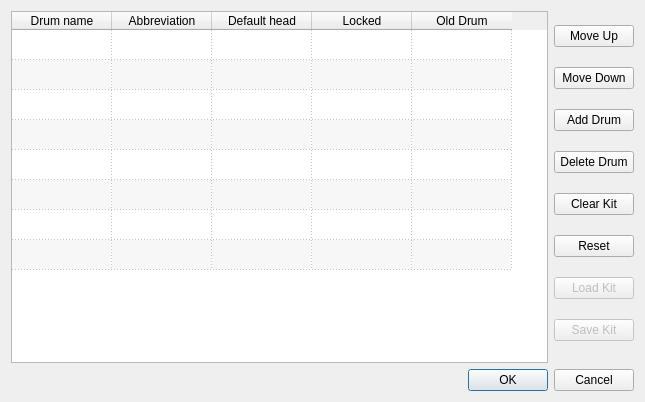
Before: the Qt Designer form src/GUI/editKit.ui in Whatang/DrumBurp, drawn with Qt 5.
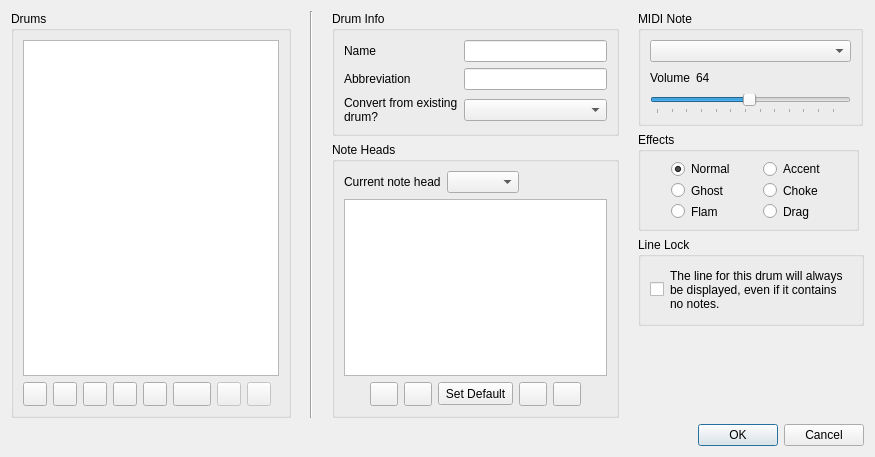
After: the same form once the commit is applied. Icons and pictures are not drawn.

Commit message: Working through changes to the drum kit and kit editing.

Patch:
```diff
--- a/src/GUI/editKit.ui
+++ b/src/GUI/editKit.ui
@@ -6,173 +6,1044 @@
    <rect>
     <x>0</x>
     <y>0</y>
-    <width>645</width>
-    <height>402</height>
+    <width>848</width>
+    <height>440</height>
    </rect>
   </property>
   <property name="windowTitle">
    <string>Edit Drum Kit</string>
   </property>
-  <layout class="QVBoxLayout" name="verticalLayout_2">
+  <layout class="QVBoxLayout" name="verticalLayout_10">
    <item>
-    <layout class="QHBoxLayout" name="horizontalLayout">
+    <layout class="QHBoxLayout" name="horizontalLayout_2">
      <item>
-      <widget class="QTableWidget" name="kitTable">
-       <property name="sizePolicy">
-        <sizepolicy hsizetype="Expanding" vsizetype="Expanding">
-         <horstretch>0</horstretch>
-         <verstretch>0</verstretch>
-        </sizepolicy>
+      <layout class="QVBoxLayout" name="verticalLayout_8">
+       <item>
+        <widget class="QGroupBox" name="groupBox_5">
+         <property name="toolTip">
+          <string>The drums in the kit</string>
+         </property>
+         <property name="title">
+          <string>Drums</string>
+         </property>
+         <layout class="QVBoxLayout" name="verticalLayout_2">
+          <item>
+           <widget class="QListWidget" name="kitTable">
+            <property name="sizePolicy">
+             <sizepolicy hsizetype="Fixed" vsizetype="Expanding">
+              <horstretch>0</horstretch>
+              <verstretch>0</verstretch>
+             </sizepolicy>
+            </property>
+            <property name="toolTip">
+             <string>The drums and their order</string>
+            </property>
+            <property name="horizontalScrollBarPolicy">
+             <enum>Qt::ScrollBarAlwaysOff</enum>
+            </property>
+            <property name="editTriggers">
+             <set>QAbstractItemView::NoEditTriggers</set>
+            </property>
+           </widget>
+          </item>
+          <item>
+           <layout class="QHBoxLayout" name="horizontalLayout_5">
+            <property name="sizeConstraint">
+             <enum>QLayout::SetFixedSize</enum>
+            </property>
+            <item>
+             <widget class="QPushButton" name="addButton">
+              <property name="sizePolicy">
+               <sizepolicy hsizetype="Fixed" vsizetype="Fixed">
+                <horstretch>0</horstretch>
+                <verstretch>0</verstretch>
+               </sizepolicy>
+              </property>
+              <property name="minimumSize">
+               <size>
+                <width>24</width>
+                <height>24</height>
+               </size>
+              </property>
+              <property name="maximumSize">
+               <size>
+                <width>24</width>
+                <height>24</height>
+               </size>
+              </property>
+              <property name="toolTip">
+               <string>Add a drum</string>
+              </property>
+              <property name="text">
+               <string/>
+              </property>
+              <property name="icon">
+               <iconset resource="../buttons.qrc">
+                <normaloff>:/buttons/GUI/Icons/list-add.png</normaloff>:/buttons/GUI/Icons/list-add.png</iconset>
+              </property>
+             </widget>
+            </item>
+            <item>
+             <widget class="QPushButton" name="upButton">
+              <property name="sizePolicy">
+               <sizepolicy hsizetype="Fixed" vsizetype="Fixed">
+                <horstretch>0</horstretch>
+                <verstretch>0</verstretch>
+               </sizepolicy>
+              </property>
+              <property name="minimumSize">
+               <size>
+                <width>24</width>
+                <height>24</height>
+               </size>
+              </property>
+              <property name="maximumSize">
+               <size>
+                <width>24</width>
+                <height>24</height>
+               </size>
+              </property>
+              <property name="toolTip">
+               <string>Move the current drum up</string>
+              </property>
+              <property name="text">
+               <string/>
+              </property>
+              <property name="icon">
+               <iconset resource="../buttons.qrc">
+                <normaloff>:/buttons/GUI/Icons/go-up.png</normaloff>:/buttons/GUI/Icons/go-up.png</iconset>
+              </property>
+             </widget>
+            </item>
+            <item>
+             <widget class="QPushButton" name="downButton">
+              <property name="sizePolicy">
+               <sizepolicy hsizetype="Fixed" vsizetype="Fixed">
+                <horstretch>0</horstretch>
+                <verstretch>0</verstretch>
+               </sizepolicy>
+              </property>
+              <property name="minimumSize">
+               <size>
+                <width>24</width>
+                <height>24</height>
+               </size>
+              </property>
+              <property name="maximumSize">
+               <size>
+                <width>24</width>
+                <height>24</height>
+               </size>
+              </property>
+              <property name="toolTip">
+               <string>Move the current drum down</string>
+              </property>
+              <property name="text">
+               <string/>
+              </property>
+              <property name="icon">
+               <iconset resource="../buttons.qrc">
+                <normaloff>:/buttons/GUI/Icons/go-down.png</normaloff>:/buttons/GUI/Icons/go-down.png</iconset>
+              </property>
+             </widget>
+            </item>
+            <item>
+             <widget class="QPushButton" name="deleteButton">
+              <property name="sizePolicy">
+               <sizepolicy hsizetype="Fixed" vsizetype="Fixed">
+                <horstretch>0</horstretch>
+                <verstretch>0</verstretch>
+               </sizepolicy>
+              </property>
+              <property name="minimumSize">
+               <size>
+                <width>24</width>
+                <height>24</height>
+               </size>
+              </property>
+              <property name="maximumSize">
+               <size>
+                <width>24</width>
+                <height>24</height>
+               </size>
+              </property>
+              <property name="toolTip">
+               <string>Remove the current drum</string>
+              </property>
+              <property name="text">
+               <string/>
+              </property>
+              <property name="icon">
+               <iconset resource="../buttons.qrc">
+                <normaloff>:/buttons/GUI/Icons/list-remove.png</normaloff>:/buttons/GUI/Icons/list-remove.png</iconset>
+              </property>
+             </widget>
+            </item>
+            <item>
+             <widget class="QPushButton" name="clearButton">
+              <property name="sizePolicy">
+               <sizepolicy hsizetype="Fixed" vsizetype="Fixed">
+                <horstretch>0</horstretch>
+                <verstretch>0</verstretch>
+               </sizepolicy>
+              </property>
+              <property name="minimumSize">
+               <size>
+                <width>24</width>
+                <height>24</height>
+               </size>
+              </property>
+              <property name="maximumSize">
+               <size>
+                <width>24</width>
+                <height>24</height>
+               </size>
+              </property>
+              <property name="toolTip">
+               <string>Clear the kit and start again</string>
+              </property>
+              <property name="text">
+               <string/>
+              </property>
+              <property name="icon">
+               <iconset resource="DrumBurp.qrc">
+                <normaloff>:/Icons/Icons/document-new.png</normaloff>:/Icons/Icons/document-new.png</iconset>
+              </property>
+             </widget>
+            </item>
+            <item>
+             <widget class="QPushButton" name="resetButton">
+              <property name="sizePolicy">
+               <sizepolicy hsizetype="Fixed" vsizetype="Fixed">
+                <horstretch>0</horstretch>
+                <verstretch>0</verstretch>
+               </sizepolicy>
+              </property>
+              <property name="minimumSize">
+               <size>
+                <width>24</width>
+                <height>24</height>
+               </size>
+              </property>
+              <property name="toolTip">
+               <string>Reset the kit</string>
+              </property>
+              <property name="text">
+               <string/>
+              </property>
+              <property name="icon">
+               <iconset resource="DrumBurp.qrc">
+                <normaloff>:/Icons/Icons/edit-undo.png</normaloff>:/Icons/Icons/edit-undo.png</iconset>
+              </property>
+             </widget>
+            </item>
+            <item>
+             <widget class="QPushButton" name="loadButton">
+              <property name="enabled">
+               <bool>false</bool>
+              </property>
+              <property name="sizePolicy">
+               <sizepolicy hsizetype="Fixed" vsizetype="Fixed">
+                <horstretch>24</horstretch>
+                <verstretch>24</verstretch>
+               </sizepolicy>
+              </property>
+              <property name="minimumSize">
+               <size>
+                <width>24</width>
+                <height>24</height>
+               </size>
+              </property>
+              <property name="maximumSize">
+               <size>
+                <width>24</width>
+                <height>24</height>
+               </size>
+              </property>
+              <property name="toolTip">
+               <string>Load a drum kit</string>
+              </property>
+              <property name="text">
+               <string/>
+              </property>
+              <property name="icon">
+               <iconset resource="DrumBurp.qrc">
+                <normaloff>:/Icons/Icons/folder.png</normaloff>:/Icons/Icons/folder.png</iconset>
+              </property>
+             </widget>
+            </item>
+            <item>
+             <widget class="QPushButton" name="saveButton">
+              <property name="enabled">
+               <bool>false</bool>
+              </property>
+              <property name="sizePolicy">
+               <sizepolicy hsizetype="Fixed" vsizetype="Fixed">
+                <horstretch>0</horstretch>
+                <verstretch>0</verstretch>
+               </sizepolicy>
+              </property>
+              <property name="minimumSize">
+               <size>
+                <width>24</width>
+                <height>24</height>
+               </size>
+              </property>
+              <property name="maximumSize">
+               <size>
+                <width>24</width>
+                <height>24</height>
+               </size>
+              </property>
+              <property name="toolTip">
+               <string>Save this drum kit</string>
+              </property>
+              <property name="text">
+               <string/>
+              </property>
+              <property name="icon">
+               <iconset resource="DrumBurp.qrc">
+                <normaloff>:/Icons/Icons/document-save.png</normaloff>:/Icons/Icons/document-save.png</iconset>
+              </property>
+             </widget>
+            </item>
+            <item>
+             <spacer name="horizontalSpacer_5">
+              <property name="orientation">
+               <enum>Qt::Horizontal</enum>
+              </property>
+              <property name="sizeType">
+               <enum>QSizePolicy::Maximum</enum>
+              </property>
+              <property name="sizeHint" stdset="0">
+               <size>
+                <width>10</width>
+                <height>20</height>
+               </size>
+              </property>
+             </spacer>
+            </item>
+           </layout>
+          </item>
+         </layout>
+        </widget>
+       </item>
+      </layout>
+     </item>
+     <item>
+      <spacer name="horizontalSpacer_3">
+       <property name="orientation">
+        <enum>Qt::Horizontal</enum>
        </property>
-       <property name="dragEnabled">
-        <bool>true</bool>
+       <property name="sizeType">
+        <enum>QSizePolicy::Fixed</enum>
        </property>
-       <property name="dragDropOverwriteMode">
-        <bool>false</bool>
+       <property name="sizeHint" stdset="0">
+        <size>
+         <width>13</width>
+         <height>20</height>
+        </size>
        </property>
-       <property name="dragDropMode">
-        <enum>QAbstractItemView::NoDragDrop</enum>
+      </spacer>
+     </item>
+     <item>
+      <widget class="Line" name="line_2">
+       <property name="orientation">
+        <enum>Qt::Vertical</enum>
        </property>
-       <property name="defaultDropAction">
-        <enum>Qt::IgnoreAction</enum>
-       </property>
-       <property name="alternatingRowColors">
-        <bool>true</bool>
-       </property>
-       <property name="selectionMode">
-        <enum>QAbstractItemView::SingleSelection</enum>
-       </property>
-       <property name="selectionBehavior">
-        <enum>QAbstractItemView::SelectRows</enum>
-       </property>
-       <property name="gridStyle">
-        <enum>Qt::DotLine</enum>
-       </property>
-       <property name="wordWrap">
-        <bool>false</bool>
-       </property>
-       <property name="rowCount">
-        <number>8</number>
-       </property>
-       <property name="columnCount">
-        <number>5</number>
-       </property>
-       <attribute name="verticalHeaderVisible">
-        <bool>false</bool>
-       </attribute>
-       <attribute name="verticalHeaderMinimumSectionSize">
-        <number>10</number>
-       </attribute>
-       <row/>
-       <row/>
-       <row/>
-       <row/>
-       <row/>
-       <row/>
-       <row/>
-       <row/>
-       <column>
-        <property name="text">
-         <string>Drum name</string>
-        </property>
-       </column>
-       <column>
-        <property name="text">
-         <string>Abbreviation</string>
-        </property>
-       </column>
-       <column>
-        <property name="text">
-         <string>Default head</string>
-        </property>
-        <property name="toolTip">
-         <string/>
-        </property>
-        <property name="textAlignment">
-         <set>AlignHCenter|AlignVCenter|AlignCenter</set>
-        </property>
-       </column>
-       <column>
-        <property name="text">
-         <string>Locked</string>
-        </property>
-        <property name="textAlignment">
-         <set>AlignHCenter|AlignVCenter|AlignCenter</set>
-        </property>
-       </column>
-       <column>
-        <property name="text">
-         <string>Old Drum</string>
-        </property>
-        <property name="textAlignment">
-         <set>AlignHCenter|AlignVCenter|AlignCenter</set>
-        </property>
-       </column>
       </widget>
      </item>
      <item>
-      <layout class="QVBoxLayout" name="verticalLayout">
+      <spacer name="horizontalSpacer_8">
+       <property name="orientation">
+        <enum>Qt::Horizontal</enum>
+       </property>
+       <property name="sizeType">
+        <enum>QSizePolicy::Fixed</enum>
+       </property>
+       <property name="sizeHint" stdset="0">
+        <size>
+         <width>13</width>
+         <height>17</height>
+        </size>
+       </property>
+      </spacer>
+     </item>
+     <item>
+      <layout class="QVBoxLayout" name="verticalLayout_9">
        <item>
-        <widget class="QPushButton" name="upButton">
-         <property name="text">
-          <string>Move Up</string>
+        <widget class="QGroupBox" name="groupBox_6">
+         <property name="sizePolicy">
+          <sizepolicy hsizetype="Preferred" vsizetype="Fixed">
+           <horstretch>0</horstretch>
+           <verstretch>0</verstretch>
+          </sizepolicy>
          </property>
-        </widget>
-       </item>
-       <item>
-        <widget class="QPushButton" name="downButton">
-         <property name="text">
-          <string>Move Down</string>
+         <property name="toolTip">
+          <string>Identifying information for the drum</string>
          </property>
-        </widget>
-       </item>
-       <item>
-        <widget class="QPushButton" name="addButton">
-         <property name="text">
-          <string>Add Drum</string>
+         <property name="title">
+          <string>Drum Info</string>
          </property>
+         <layout class="QGridLayout" name="gridLayout_2">
+          <item row="0" column="0">
+           <widget class="QLabel" name="label_3">
+            <property name="sizePolicy">
+             <sizepolicy hsizetype="Fixed" vsizetype="Preferred">
+              <horstretch>0</horstretch>
+              <verstretch>0</verstretch>
+             </sizepolicy>
+            </property>
+            <property name="text">
+             <string>Name</string>
+            </property>
+            <property name="buddy">
+             <cstring>drumName</cstring>
+            </property>
+           </widget>
+          </item>
+          <item row="0" column="1">
+           <widget class="QLineEdit" name="drumName">
+            <property name="sizePolicy">
+             <sizepolicy hsizetype="MinimumExpanding" vsizetype="Fixed">
+              <horstretch>0</horstretch>
+              <verstretch>0</verstretch>
+             </sizepolicy>
+            </property>
+            <property name="minimumSize">
+             <size>
+              <width>143</width>
+              <height>0</height>
+             </size>
+            </property>
+            <property name="toolTip">
+             <string>Name for this drum</string>
+            </property>
+           </widget>
+          </item>
+          <item row="1" column="0">
+           <widget class="QLabel" name="label_4">
+            <property name="sizePolicy">
+             <sizepolicy hsizetype="Fixed" vsizetype="Preferred">
+              <horstretch>0</horstretch>
+              <verstretch>0</verstretch>
+             </sizepolicy>
+            </property>
+            <property name="text">
+             <string>Abbreviation</string>
+            </property>
+            <property name="buddy">
+             <cstring>drumAbbr</cstring>
+            </property>
+           </widget>
+          </item>
+          <item row="1" column="1">
+           <widget class="QLineEdit" name="drumAbbr">
+            <property name="sizePolicy">
+             <sizepolicy hsizetype="MinimumExpanding" vsizetype="Fixed">
+              <horstretch>0</horstretch>
+              <verstretch>0</verstretch>
+             </sizepolicy>
+            </property>
+            <property name="minimumSize">
+             <size>
+              <width>143</width>
+              <height>0</height>
+             </size>
+            </property>
+            <property name="toolTip">
+             <string>Abbreviation for this drum</string>
+            </property>
+            <property name="inputMask">
+             <string>NN; </string>
+            </property>
+            <property name="maxLength">
+             <number>2</number>
+            </property>
+           </widget>
+          </item>
+          <item row="2" column="0">
+           <widget class="QLabel" name="label_5">
+            <property name="sizePolicy">
+             <sizepolicy hsizetype="Fixed" vsizetype="Preferred">
+              <horstretch>0</horstretch>
+              <verstretch>0</verstretch>
+             </sizepolicy>
+            </property>
+            <property name="text">
+             <string>Convert from existing drum?</string>
+            </property>
+            <property name="wordWrap">
+             <bool>true</bool>
+            </property>
+            <property name="buddy">
+             <cstring>oldDrum</cstring>
+            </property>
+           </widget>
+          </item>
+          <item row="2" column="1">
+           <widget class="QComboBox" name="oldDrum">
+            <property name="sizePolicy">
+             <sizepolicy hsizetype="MinimumExpanding" vsizetype="Fixed">
+              <horstretch>0</horstretch>
+              <verstretch>0</verstretch>
+             </sizepolicy>
+            </property>
+            <property name="minimumSize">
+             <size>
+              <width>143</width>
+              <height>0</height>
+             </size>
+            </property>
+            <property name="toolTip">
+             <string>Copy the data from one of the drums in the current score to this drum</string>
+            </property>
+           </widget>
+          </item>
+         </layout>
         </widget>
        </item>
        <item>
-        <widget class="QPushButton" name="deleteButton">
-         <property name="text">
-          <string>Delete Drum</string>
-         </property>
-        </widget>
+        <layout class="QVBoxLayout" name="verticalLayout_7">
+         <item>
+          <widget class="QGroupBox" name="groupBox">
+           <property name="toolTip">
+            <string>Define the valid note heads for this drum</string>
+           </property>
+           <property name="title">
+            <string>Note Heads</string>
+           </property>
+           <layout class="QVBoxLayout" name="verticalLayout">
+            <item>
+             <layout class="QHBoxLayout" name="horizontalLayout_4">
+              <item>
+               <widget class="QLabel" name="label_6">
+                <property name="text">
+                 <string>Current note head</string>
+                </property>
+               </widget>
+              </item>
+              <item>
+               <widget class="QComboBox" name="currentNoteHead"/>
+              </item>
+              <item>
+               <spacer name="horizontalSpacer_11">
+                <property name="orientation">
+                 <enum>Qt::Horizontal</enum>
+                </property>
+                <property name="sizeType">
+                 <enum>QSizePolicy::Expanding</enum>
+                </property>
+                <property name="sizeHint" stdset="0">
+                 <size>
+                  <width>100</width>
+                  <height>20</height>
+                 </size>
+                </property>
+               </spacer>
+              </item>
+             </layout>
+            </item>
+            <item>
+             <widget class="QListWidget" name="noteHeadTable">
+              <property name="minimumSize">
+               <size>
+                <width>214</width>
+                <height>177</height>
+               </size>
+              </property>
+              <property name="toolTip">
+               <string>A list of the valid note heads for this drum</string>
+              </property>
+              <property name="horizontalScrollBarPolicy">
+               <enum>Qt::ScrollBarAlwaysOff</enum>
+              </property>
+              <property name="editTriggers">
+               <set>QAbstractItemView::NoEditTriggers</set>
+              </property>
+              <property name="showDropIndicator" stdset="0">
+               <bool>false</bool>
+              </property>
+             </widget>
+            </item>
+            <item>
+             <layout class="QHBoxLayout" name="horizontalLayout">
+              <item>
+               <spacer name="horizontalSpacer_9">
+                <property name="orientation">
+                 <enum>Qt::Horizontal</enum>
+                </property>
+                <property name="sizeHint" stdset="0">
+                 <size>
+                  <width>0</width>
+                  <height>20</height>
+                 </size>
+                </property>
+               </spacer>
+              </item>
+              <item>
+               <widget class="QPushButton" name="addHeadButton">
+                <property name="sizePolicy">
+                 <sizepolicy hsizetype="Fixed" vsizetype="Fixed">
+                  <horstretch>0</horstretch>
+                  <verstretch>0</verstretch>
+                 </sizepolicy>
+                </property>
+                <property name="minimumSize">
+                 <size>
+                  <width>28</width>
+                  <height>24</height>
+                 </size>
+                </property>
+                <property name="maximumSize">
+                 <size>
+                  <width>28</width>
+                  <height>24</height>
+                 </size>
+                </property>
+                <property name="toolTip">
+                 <string>Add a new note head for this drum</string>
+                </property>
+                <property name="text">
+                 <string/>
+                </property>
+                <property name="icon">
+                 <iconset resource="../buttons.qrc">
+                  <normaloff>:/buttons/GUI/Icons/list-add.png</normaloff>:/buttons/GUI/Icons/list-add.png</iconset>
+                </property>
+               </widget>
+              </item>
+              <item>
+               <widget class="QPushButton" name="headUpButton">
+                <property name="sizePolicy">
+                 <sizepolicy hsizetype="Fixed" vsizetype="Fixed">
+                  <horstretch>0</horstretch>
+                  <verstretch>0</verstretch>
+                 </sizepolicy>
+                </property>
+                <property name="minimumSize">
+                 <size>
+                  <width>28</width>
+                  <height>24</height>
+                 </size>
+                </property>
+                <property name="maximumSize">
+                 <size>
+                  <width>28</width>
+                  <height>24</height>
+                 </size>
+                </property>
+                <property name="toolTip">
+                 <string>Move the current note head up</string>
+                </property>
+                <property name="icon">
+                 <iconset resource="../buttons.qrc">
+                  <normaloff>:/buttons/GUI/Icons/go-up.png</normaloff>:/buttons/GUI/Icons/go-up.png</iconset>
+                </property>
+               </widget>
+              </item>
+              <item>
+               <widget class="QPushButton" name="setDefaultHeadButton">
+                <property name="sizePolicy">
+                 <sizepolicy hsizetype="Fixed" vsizetype="Fixed">
+                  <horstretch>0</horstretch>
+                  <verstretch>0</verstretch>
+                 </sizepolicy>
+                </property>
+                <property name="minimumSize">
+                 <size>
+                  <width>75</width>
+                  <height>23</height>
+                 </size>
+                </property>
+                <property name="maximumSize">
+                 <size>
+                  <width>75</width>
+                  <height>23</height>
+                 </size>
+                </property>
+                <property name="toolTip">
+                 <string>Make the currently selected note head the default for this drum</string>
+                </property>
+                <property name="text">
+                 <string>Set Default</string>
+                </property>
+               </widget>
+              </item>
+              <item>
+               <widget class="QPushButton" name="headDownButton">
+                <property name="sizePolicy">
+                 <sizepolicy hsizetype="Fixed" vsizetype="Fixed">
+                  <horstretch>0</horstretch>
+                  <verstretch>0</verstretch>
+                 </sizepolicy>
+                </property>
+                <property name="minimumSize">
+                 <size>
+                  <width>28</width>
+                  <height>24</height>
+                 </size>
+                </property>
+                <property name="maximumSize">
+                 <size>
+                  <width>28</width>
+                  <height>24</height>
+                 </size>
+                </property>
+                <property name="toolTip">
+                 <string>Move the current note head down</string>
+                </property>
+                <property name="text">
+                 <string/>
+                </property>
+                <property name="icon">
+                 <iconset resource="../buttons.qrc">
+                  <normaloff>:/buttons/GUI/Icons/go-down.png</normaloff>:/buttons/GUI/Icons/go-down.png</iconset>
+                </property>
+               </widget>
+              </item>
+              <item>
+               <widget class="QPushButton" name="deleteHeadButton">
+                <property name="sizePolicy">
+                 <sizepolicy hsizetype="Fixed" vsizetype="Fixed">
+                  <horstretch>0</horstretch>
+                  <verstretch>0</verstretch>
+                 </sizepolicy>
+                </property>
+                <property name="minimumSize">
+                 <size>
+                  <width>28</width>
+                  <height>24</height>
+                 </size>
+                </property>
+                <property name="maximumSize">
+                 <size>
+                  <width>28</width>
+                  <height>24</height>
+                 </size>
+                </property>
+                <property name="toolTip">
+                 <string>Remove the currently selected note head</string>
+                </property>
+                <property name="text">
+                 <string/>
+                </property>
+                <property name="icon">
+                 <iconset resource="../buttons.qrc">
+                  <normaloff>:/buttons/GUI/Icons/list-remove.png</normaloff>:/buttons/GUI/Icons/list-remove.png</iconset>
+                </property>
+               </widget>
+              </item>
+              <item>
+               <spacer name="horizontalSpacer_10">
+                <property name="orientation">
+                 <enum>Qt::Horizontal</enum>
+                </property>
+                <property name="sizeHint" stdset="0">
+                 <size>
+                  <width>0</width>
+                  <height>20</height>
+                 </size>
+                </property>
+               </spacer>
+              </item>
+             </layout>
+            </item>
+           </layout>
+          </widget>
+         </item>
+        </layout>
        </item>
+      </layout>
+     </item>
+     <item>
+      <spacer name="horizontalSpacer">
+       <property name="orientation">
+        <enum>Qt::Horizontal</enum>
+       </property>
+       <property name="sizeType">
+        <enum>QSizePolicy::Fixed</enum>
+       </property>
+       <property name="sizeHint" stdset="0">
+        <size>
+         <width>13</width>
+         <height>17</height>
+        </size>
+       </property>
+      </spacer>
+     </item>
+     <item>
+      <layout class="QVBoxLayout" name="verticalLayout_6">
        <item>
-        <widget class="QPushButton" name="clearButton">
-         <property name="text">
-          <string>Clear Kit</string>
+        <widget class="QGroupBox" name="groupBox_3">
+         <property name="sizePolicy">
+          <sizepolicy hsizetype="Fixed" vsizetype="Fixed">
+           <horstretch>0</horstretch>
+           <verstretch>0</verstretch>
+          </sizepolicy>
          </property>
+         <property name="toolTip">
+          <string>The MIDI noise associated with this note head for this drum</string>
+         </property>
+         <property name="title">
+          <string>MIDI Note</string>
+         </property>
+         <layout class="QVBoxLayout" name="verticalLayout_5">
+          <item>
+           <widget class="QComboBox" name="midiNoteCombo">
+            <property name="sizePolicy">
+             <sizepolicy hsizetype="MinimumExpanding" vsizetype="Fixed">
+              <horstretch>0</horstretch>
+              <verstretch>0</verstretch>
+             </sizepolicy>
+            </property>
+            <property name="minimumSize">
+             <size>
+              <width>201</width>
+              <height>0</height>
+             </size>
+            </property>
+            <property name="toolTip">
+             <string>The drum type associated with this note head for this drum</string>
+            </property>
+           </widget>
+          </item>
+          <item>
+           <layout class="QVBoxLayout" name="verticalLayout_4">
+            <item>
+             <layout class="QHBoxLayout" name="horizontalLayout_7">
+              <item>
+               <widget class="QLabel" name="label_2">
+                <property name="toolTip">
+                 <string>The volume of this note head on this drum</string>
+                </property>
+                <property name="text">
+                 <string>Volume</string>
+                </property>
+               </widget>
+              </item>
+              <item>
+               <widget class="QLabel" name="volumeIndicator">
+                <property name="toolTip">
+                 <string>The volume of this note head on this drum</string>
+                </property>
+                <property name="text">
+                 <string>64</string>
+                </property>
+               </widget>
+              </item>
+              <item>
+               <spacer name="horizontalSpacer_7">
+                <property name="orientation">
+                 <enum>Qt::Horizontal</enum>
+                </property>
+                <property name="sizeHint" stdset="0">
+                 <size>
+                  <width>40</width>
+                  <height>20</height>
+                 </size>
+                </property>
+               </spacer>
+              </item>
+             </layout>
+            </item>
+            <item>
+             <widget class="QSlider" name="volumeSlider">
+              <property name="toolTip">
+               <string>The volume of this note head on this drum</string>
+              </property>
+              <property name="maximum">
+               <number>127</number>
+              </property>
+              <property name="sliderPosition">
+               <number>63</number>
+              </property>
+              <property name="orientation">
+               <enum>Qt::Horizontal</enum>
+              </property>
+              <property name="invertedAppearance">
+               <bool>false</bool>
+              </property>
+              <property name="tickPosition">
+               <enum>QSlider::TicksBelow</enum>
+              </property>
+             </widget>
+            </item>
+           </layout>
+          </item>
+         </layout>
         </widget>
        </item>
        <item>
-        <widget class="QPushButton" name="resetButton">
-         <property name="text">
-          <string>Reset</string>
+        <widget class="QGroupBox" name="effectsGroup">
+         <property name="sizePolicy">
+          <sizepolicy hsizetype="Fixed" vsizetype="Fixed">
+           <horstretch>0</horstretch>
+           <verstretch>0</verstretch>
+          </sizepolicy>
          </property>
+         <property name="minimumSize">
+          <size>
+           <width>221</width>
+           <height>99</height>
+          </size>
+         </property>
+         <property name="maximumSize">
+          <size>
+           <width>221</width>
+           <height>99</height>
+          </size>
+         </property>
+         <property name="toolTip">
+          <string>Effects to apply to this note head</string>
+         </property>
+         <property name="title">
+          <string>Effects</string>
+         </property>
+         <layout class="QGridLayout" name="gridLayout">
+          <item row="0" column="1">
+           <widget class="QRadioButton" name="normalEffect">
+            <property name="text">
+             <string>Normal</string>
+            </property>
+            <property name="checked">
+             <bool>true</bool>
+            </property>
+           </widget>
+          </item>
+          <item row="0" column="3">
+           <widget class="QRadioButton" name="accentEffect">
+            <property name="text">
+             <string>Accent</string>
+            </property>
+           </widget>
+          </item>
+          <item row="0" column="4">
+           <spacer name="horizontalSpacer_6">
+            <property name="orientation">
+             <enum>Qt::Horizontal</enum>
+            </property>
+            <property name="sizeHint" stdset="0">
+             <size>
+              <width>20</width>
+              <height>19</height>
+             </size>
+            </property>
+           </spacer>
+          </item>
+          <item row="1" column="1">
+           <widget class="QRadioButton" name="ghostEffect">
+            <property name="text">
+             <string>Ghost</string>
+            </property>
+           </widget>
+          </item>
+          <item row="1" column="3">
+           <widget class="QRadioButton" name="chokeEffect">
+            <property name="text">
+             <string>Choke</string>
+            </property>
+           </widget>
+          </item>
+          <item row="2" column="1">
+           <widget class="QRadioButton" name="flamEffect">
+            <property name="text">
+             <string>Flam</string>
+            </property>
+           </widget>
+          </item>
+          <item row="2" column="3">
+           <widget class="QRadioButton" name="dragEffect">
+            <property name="text">
+             <string>Drag</string>
+            </property>
+           </widget>
+          </item>
+          <item row="0" column="2">
+           <spacer name="horizontalSpacer_2">
+            <property name="orientation">
+             <enum>Qt::Horizontal</enum>
+            </property>
+            <property name="sizeHint" stdset="0">
+             <size>
+              <width>20</width>
+              <height>20</height>
+             </size>
+            </property>
+           </spacer>
+          </item>
+          <item row="0" column="0">
+           <spacer name="horizontalSpacer_4">
+            <property name="orientation">
+             <enum>Qt::Horizontal</enum>
+            </property>
+            <property name="sizeHint" stdset="0">
+             <size>
+              <width>20</width>
+              <height>20</height>
+             </size>
+            </property>
+           </spacer>
+          </item>
+         </layout>
         </widget>
        </item>
        <item>
-        <widget class="QPushButton" name="loadButton">
-         <property name="enabled">
-          <bool>false</bool>
+        <widget class="QGroupBox" name="groupBox_2">
+         <property name="sizePolicy">
+          <sizepolicy hsizetype="Preferred" vsizetype="Fixed">
+           <horstretch>0</horstretch>
+           <verstretch>0</verstretch>
+          </sizepolicy>
          </property>
-         <property name="text">
-          <string>Load Kit</string>
+         <property name="toolTip">
+          <string>Should the drum line be locked?</string>
          </property>
+         <property name="title">
+          <string>Line Lock</string>
+         </property>
+         <layout class="QHBoxLayout" name="horizontalLayout_3">
+          <item>
+           <widget class="QCheckBox" name="lockedCheckBox">
+            <property name="text">
+             <string/>
+            </property>
+           </widget>
+          </item>
+          <item>
+           <widget class="QLabel" name="label">
+            <property name="minimumSize">
+             <size>
+              <width>182</width>
+              <height>48</height>
+             </size>
+            </property>
+            <property name="text">
+             <string>The line for this drum will always be displayed, even if it contains no notes.</string>
+            </property>
+            <property name="wordWrap">
+             <bool>true</bool>
+            </property>
+            <property name="buddy">
+             <cstring>lockedCheckBox</cstring>
+            </property>
+           </widget>
+          </item>
+         </layout>
         </widget>
        </item>
        <item>
-        <widget class="QPushButton" name="saveButton">
-         <property name="enabled">
-          <bool>false</bool>
+        <spacer name="verticalSpacer_2">
+         <property name="orientation">
+          <enum>Qt::Vertical</enum>
          </property>
-         <property name="text">
-          <string>Save Kit</string>
+         <property name="sizeHint" stdset="0">
+          <size>
+           <width>20</width>
+           <height>20</height>
+          </size>
          </property>
-        </widget>
+        </spacer>
        </item>
       </layout>
      </item>
```
Left out of the diff: 30 changed lines with no effect on the pictures. The commit also changes 10 other files.
